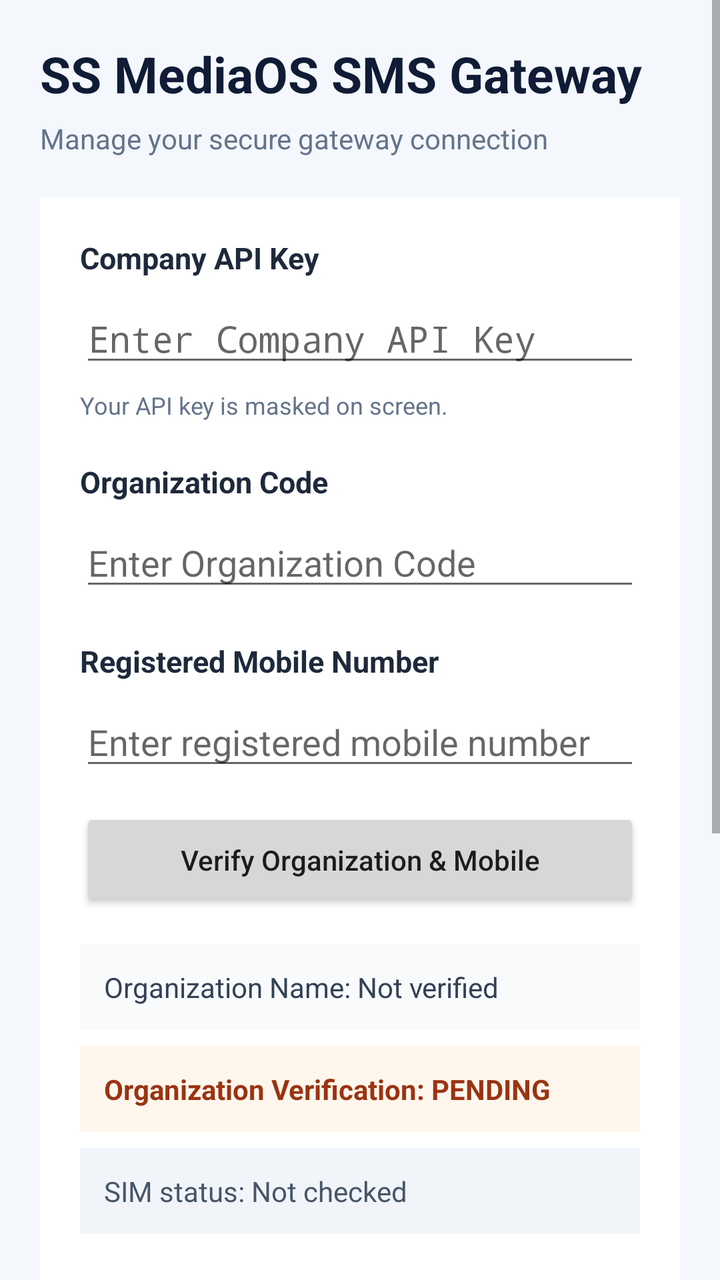
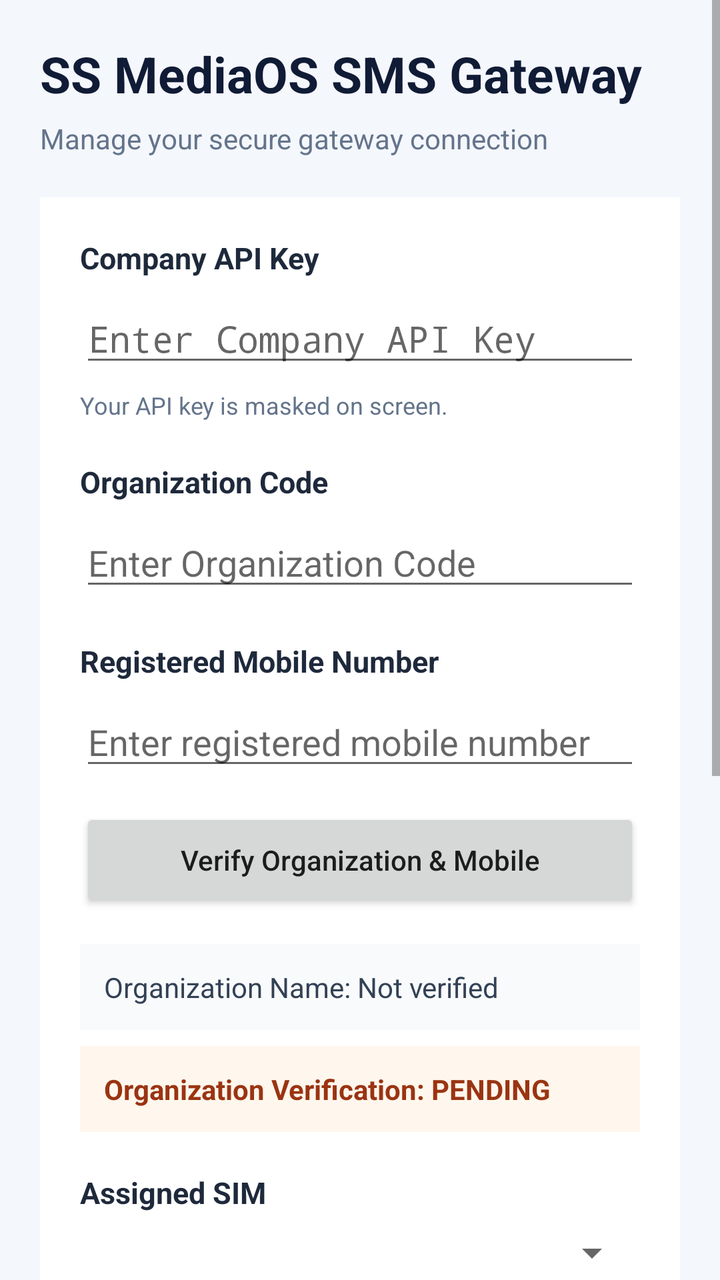

The first picture is an Android layout as it rendered before a commit; the second is the same layout after the commit. The layout source and the unified diff follow.
<!-- AndroidManifest.xml: application theme android:Theme.Material.Light.NoActionBar -->
<!-- res/layout/activity_gateway_settings.xml -->
<?xml version="1.0" encoding="utf-8"?>
<ScrollView xmlns:android="http://schemas.android.com/apk/res/android"
    android:layout_width="match_parent"
    android:layout_height="match_parent"
    android:fillViewport="true"
    android:clipToPadding="false"
    android:background="#F4F7FC">

    <LinearLayout
        android:layout_width="match_parent"
        android:layout_height="wrap_content"
        android:orientation="vertical"
        android:padding="20dp">

        <TextView
            android:layout_width="match_parent"
            android:layout_height="wrap_content"
            android:text="SS MediaOS SMS Gateway"
            android:textColor="#101B35"
            android:textSize="25sp"
            android:textStyle="bold" />

        <TextView
            android:layout_width="match_parent"
            android:layout_height="wrap_content"
            android:layout_marginTop="6dp"
            android:layout_marginBottom="20dp"
            android:text="Manage your secure gateway connection"
            android:textColor="#64748B"
            android:textSize="14sp" />

        <LinearLayout
            android:layout_width="match_parent"
            android:layout_height="wrap_content"
            android:orientation="vertical"
            android:padding="20dp"
            android:background="#FFFFFF">

            
            <EditText
                android:id="@+id/serverUrlInput"
                android:layout_width="1dp"
                android:layout_height="1dp"
                android:visibility="gone"
                android:importantForAutofill="no"
                android:inputType="textUri"
                android:singleLine="true" />

            <EditText
                android:id="@+id/deviceIdInput"
                android:layout_width="1dp"
                android:layout_height="1dp"
                android:visibility="gone"
                android:importantForAutofill="no"
                android:inputType="text"
                android:singleLine="true"
                android:enabled="false"
                android:focusable="false" />

            
            <TextView
                android:layout_width="match_parent"
                android:layout_height="wrap_content"
                android:text="Company API Key"
                android:textColor="#1E293B"
                android:textSize="15sp"
                android:textStyle="bold" />

            <EditText
                android:id="@+id/apiTokenInput"
                android:layout_width="match_parent"
                android:layout_height="wrap_content"
                android:layout_marginTop="8dp"
                android:hint="Enter Company API Key"
                android:inputType="textPassword"
                android:singleLine="true"
                android:autofillHints="password" />

            <TextView
                android:layout_width="match_parent"
                android:layout_height="wrap_content"
                android:layout_marginTop="6dp"
                android:text="Your API key is masked on screen."
                android:textColor="#64748B"
                android:textSize="12sp" />

            
            <TextView
                android:layout_width="match_parent"
                android:layout_height="wrap_content"
                android:layout_marginTop="20dp"
                android:text="Organization Code"
                android:textColor="#1E293B"
                android:textSize="15sp"
                android:textStyle="bold" />

            <EditText
                android:id="@+id/organizationCodeInput"
                android:layout_width="match_parent"
                android:layout_height="wrap_content"
                android:layout_marginTop="8dp"
                android:hint="Enter Organization Code"
                android:inputType="textCapCharacters"
                android:singleLine="true"
                android:importantForAutofill="no" />

            
            <TextView
                android:layout_width="match_parent"
                android:layout_height="wrap_content"
                android:layout_marginTop="20dp"
                android:text="Registered Mobile Number"
                android:textColor="#1E293B"
                android:textSize="15sp"
                android:textStyle="bold" />

            <EditText
                android:id="@+id/registeredMobileInput"
                android:layout_width="match_parent"
                android:layout_height="wrap_content"
                android:layout_marginTop="8dp"
                android:hint="Enter registered mobile number"
                android:inputType="phone"
                android:singleLine="true"
                android:autofillHints="phone" />

            
            <Button
                android:id="@+id/verifyMobileButton"
                android:layout_width="match_parent"
                android:layout_height="52dp"
                android:layout_marginTop="14dp"
                android:text="Verify Organization &amp; Mobile"
                android:textAllCaps="false" />

            
            <TextView
                android:id="@+id/organizationNameText"
                android:layout_width="match_parent"
                android:layout_height="wrap_content"
                android:layout_marginTop="16dp"
                android:background="#F8FAFC"
                android:padding="12dp"
                android:text="Organization Name: Not verified"
                android:textColor="#334155"
                android:textSize="14sp" />

            
            <TextView
                android:id="@+id/organizationStatusText"
                android:layout_width="match_parent"
                android:layout_height="wrap_content"
                android:layout_marginTop="8dp"
                android:background="#FFF7ED"
                android:padding="12dp"
                android:text="Organization Verification: PENDING"
                android:textColor="#9A3412"
                android:textSize="14sp"
                android:textStyle="bold" />

            
            <TextView
                android:id="@+id/simStatusText"
                android:layout_width="match_parent"
                android:layout_height="wrap_content"
                android:layout_marginTop="8dp"
                android:background="#F1F5F9"
                android:padding="12dp"
                android:text="SIM status: Not checked"
                android:textColor="#475569"
                android:textSize="14sp" />

            
            <Button
                android:id="@+id/saveSettingsButton"
                android:layout_width="match_parent"
                android:layout_height="52dp"
                android:layout_marginTop="24dp"
                android:text="Save Settings"
                android:textAllCaps="false" />

            
            <Button
                android:id="@+id/testConnectionButton"
                android:layout_width="match_parent"
                android:layout_height="52dp"
                android:layout_marginTop="10dp"
                android:text="Test Server Connection"
                android:textAllCaps="false" />

            
            <Button
                android:id="@+id/activateDeviceButton"
                android:layout_width="match_parent"
                android:layout_height="54dp"
                android:layout_marginTop="10dp"
                android:backgroundTint="#0F766E"
                android:text="Verify/Connect Device"
                android:textAllCaps="false"
                android:textColor="#FFFFFF"
                android:textStyle="bold" />

            
            <TextView
                android:id="@+id/connectionStatusText"
                android:layout_width="match_parent"
                android:layout_height="wrap_content"
                android:layout_marginTop="18dp"
                android:text="Connection status: Not tested"
                android:textColor="#64748B"
                android:textSize="14sp" />

            
            <TextView
                android:id="@+id/activationStatusText"
                android:layout_width="match_parent"
                android:layout_height="wrap_content"
                android:layout_marginTop="10dp"
                android:background="#F1F5F9"
                android:padding="12dp"
                android:text="Device status: NOT ACTIVATED"
                android:textColor="#B45309"
                android:textSize="14sp"
                android:textStyle="bold" />

        </LinearLayout>

        <TextView
            android:layout_width="match_parent"
            android:layout_height="wrap_content"
            android:layout_marginTop="18dp"
            android:gravity="center"
            android:text="SS MediaOS"
            android:textColor="#64748B"
            android:textSize="12sp" />

    </LinearLayout>
</ScrollView>
<!-- resources referenced by this layout -->
<resources>

</resources>

<!-- the commit's change to res/layout/activity_gateway_settings.xml (unified diff, before → after) -->
@@ -160,6 +160,23 @@
 
             
             <TextView
+                android:layout_width="match_parent"
+                android:layout_height="wrap_content"
+                android:layout_marginTop="20dp"
+                android:text="Assigned SIM"
+                android:textColor="#1E293B"
+                android:textSize="15sp"
+                android:textStyle="bold" />
+
+            <Spinner
+                android:id="@+id/simSelectionSpinner"
+                android:layout_width="match_parent"
+                android:layout_height="wrap_content"
+                android:layout_marginTop="8dp"
+                android:contentDescription="Select the assigned SIM for this gateway" />
+
+            
+            <TextView
                 android:id="@+id/simStatusText"
                 android:layout_width="match_parent"
                 android:layout_height="wrap_content"
